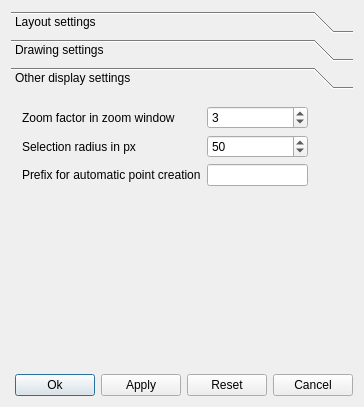
First picture: the form in src/saisieQT/Settings.ui, repository micmacIGN/micmac, before the edit.
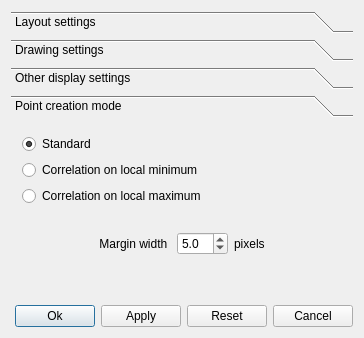
Second picture: the form after the edit. Icons and pictures are not drawn.

Commit message: SaisieQT: creation de point MinLoc, MaxLoc

Diff of the .ui file:
```diff
--- a/src/saisieQT/Settings.ui
+++ b/src/saisieQT/Settings.ui
@@ -10,7 +10,7 @@
     <x>0</x>
     <y>0</y>
     <width>364</width>
-    <height>407</height>
+    <height>338</height>
    </rect>
   </property>
   <property name="windowTitle">
@@ -27,7 +27,7 @@
    <item>
     <widget class="QToolBox" name="toolBox">
      <property name="currentIndex">
-      <number>2</number>
+      <number>3</number>
      </property>
      <property name="tabSpacing">
       <number>6</number>
@@ -277,7 +277,7 @@
         <x>0</x>
         <y>0</y>
         <width>346</width>
-        <height>271</height>
+        <height>173</height>
        </rect>
       </property>
       <attribute name="label">
@@ -381,6 +381,143 @@
        </item>
       </layout>
      </widget>
+     <widget class="QWidget" name="pagePtCreationSettings">
+      <property name="geometry">
+       <rect>
+        <x>0</x>
+        <y>0</y>
+        <width>346</width>
+        <height>173</height>
+       </rect>
+      </property>
+      <attribute name="label">
+       <string>Point creation mode</string>
+      </attribute>
+      <layout class="QVBoxLayout" name="verticalLayout_5">
+       <item>
+        <widget class="QRadioButton" name="radioButtonStd">
+         <property name="text">
+          <string>Standard</string>
+         </property>
+         <property name="checked">
+          <bool>true</bool>
+         </property>
+        </widget>
+       </item>
+       <item>
+        <widget class="QRadioButton" name="radioButtonMin">
+         <property name="enabled">
+          <bool>true</bool>
+         </property>
+         <property name="text">
+          <string>Correlation on local minimum</string>
+         </property>
+         <property name="checkable">
+          <bool>true</bool>
+         </property>
+        </widget>
+       </item>
+       <item>
+        <widget class="QRadioButton" name="radioButtonMax">
+         <property name="enabled">
+          <bool>true</bool>
+         </property>
+         <property name="text">
+          <string>Correlation on local maximum</string>
+         </property>
+         <property name="checkable">
+          <bool>true</bool>
+         </property>
+        </widget>
+       </item>
+       <item>
+        <widget class="QLabel" name="label_5">
+         <property name="text">
+          <string/>
+         </property>
+        </widget>
+       </item>
+       <item>
+        <layout class="QHBoxLayout" name="hLayoutSz">
+         <item>
+          <spacer name="horizontalSpacer_3">
+           <property name="orientation">
+            <enum>Qt::Horizontal</enum>
+           </property>
+           <property name="sizeHint" stdset="0">
+            <size>
+             <width>40</width>
+             <height>20</height>
+            </size>
+           </property>
+          </spacer>
+         </item>
+         <item>
+          <widget class="QLabel" name="label_Margin">
+           <property name="text">
+            <string>Margin width </string>
+           </property>
+           <property name="alignment">
+            <set>Qt::AlignCenter</set>
+           </property>
+          </widget>
+         </item>
+         <item>
+          <widget class="QDoubleSpinBox" name="doubleSpinBoxSz">
+           <property name="decimals">
+            <number>1</number>
+           </property>
+           <property name="minimum">
+            <double>3.000000000000000</double>
+           </property>
+           <property name="maximum">
+            <double>50.000000000000000</double>
+           </property>
+           <property name="singleStep">
+            <double>0.500000000000000</double>
+           </property>
+           <property name="value">
+            <double>5.000000000000000</double>
+           </property>
+          </widget>
+         </item>
+         <item>
+          <widget class="QLabel" name="label_pixels">
+           <property name="text">
+            <string>pixels</string>
+           </property>
+          </widget>
+         </item>
+         <item>
+          <spacer name="horizontalSpacer_2">
+           <property name="orientation">
+            <enum>Qt::Horizontal</enum>
+           </property>
+           <property name="sizeHint" stdset="0">
+            <size>
+             <width>40</width>
+             <height>20</height>
+            </size>
+           </property>
+          </spacer>
+         </item>
+        </layout>
+       </item>
+       <item>
+        <spacer name="verticalSpacer_4">
+         <property name="orientation">
+          <enum>Qt::Vertical</enum>
+         </property>
+         <property name="sizeHint" stdset="0">
+          <size>
+           <width>20</width>
+           <height>40</height>
+          </size>
+         </property>
+        </spacer>
+       </item>
+      </layout>
+     </widget>
     </widget>
    </item>
    <item>
```
Left out of the diff: 4 changed lines with no effect on the pictures. The commit also changes 4 other files.
